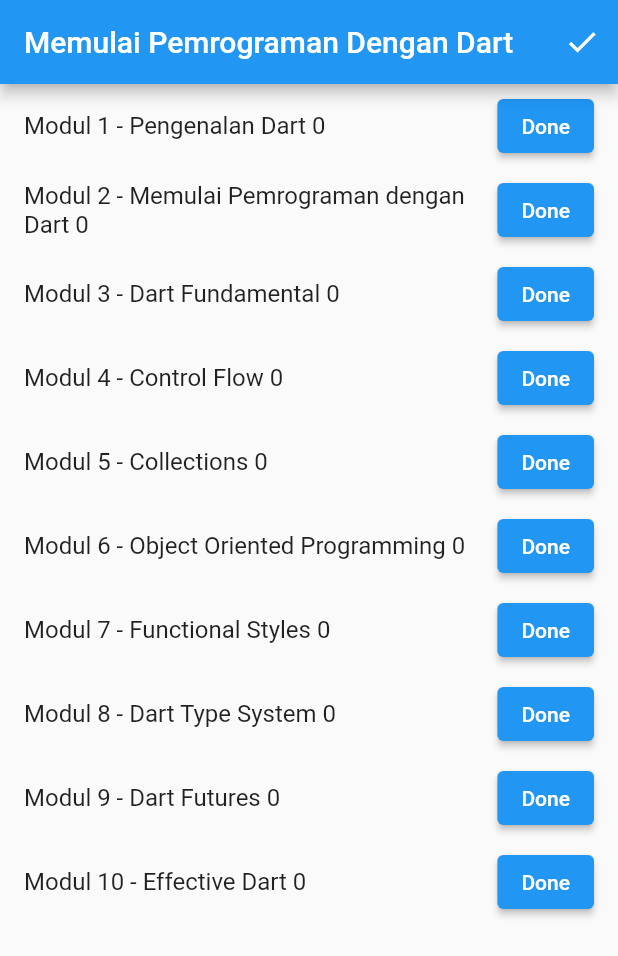
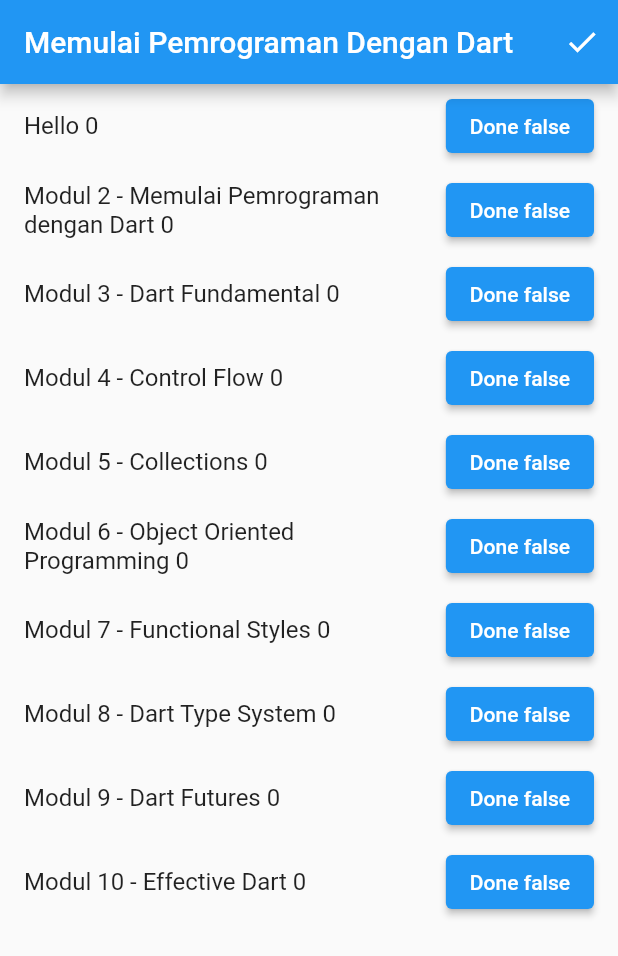
Before and after one commit to Fharhanamrin/latihan-state-management-flutter, a Flutter app: the screen it shows after launch, on a phone screen of 412 x 824 dp. Shown: the top 956 px of the screen. Run offline on Flutter 3.47's test engine with Material 2 defaults, Android fonts, the phone set to English and light mode, and no system bars.

Commit message:
simpan perubahan

```diff
--- a/lib/main.dart
+++ b/lib/main.dart
@@ -1,6 +1,8 @@
 import 'package:flutter/material.dart';
 import 'package:provider/provider.dart';
 import 'done_module_provider.dart';
+import './pages/done_module_list.dart';
+import './pages/module_list.dart';
 
 void main() {
   runApp(MyApp());
@@ -20,6 +22,12 @@ class MyApp extends StatelessWidget {
         home: ModulePage(),
       ),
     );
+    // MultiProvider(
+    //   providers: [
+    //     ChangeNotifierProvider(create: (_) => Counter()),
+    //   ],
+    //   child: const MyApp(),
+    // ),
   }
 }
 
@@ -52,86 +60,3 @@ class _ModulePageState extends State<ModulePage> {
     );
   }
 }
-
-class ModuleList extends StatelessWidget {
-  final List<String> _moduleList = [
-    'Modul 1 - Pengenalan Dart',
-    'Modul 2 - Memulai Pemrograman dengan Dart',
-    'Modul 3 - Dart Fundamental',
-    'Modul 4 - Control Flow',
-    'Modul 5 - Collections',
-    'Modul 6 - Object Oriented Programming',
-    'Modul 7 - Functional Styles',
-    'Modul 8 - Dart Type System',
-    'Modul 9 - Dart Futures',
-    'Modul 10 - Effective Dart',
-  ];
-
-  @override
-  Widget build(BuildContext context) {
-    return ListView.builder(
-      itemCount: _moduleList.length,
-      itemBuilder: (context, index) {
-        return Consumer<DoneModuleProvider>(
-          builder: (context, DoneModuleProvider data, widget) {
-            return ModuleTile(
-              moduleName: _moduleList[index],
-              isDone: data.doneModuleList.contains(_moduleList[index]),
-              onClick: () {
-                data.complete(_moduleList[index]);
-              },
-            );
-          },
-        );
-      },
-    );
-  }
-}
-
-class ModuleTile extends StatelessWidget {
-  final String moduleName;
-  final bool isDone;
-  final Function() onClick;
-
-  ModuleTile({
-    required this.moduleName,
-    required this.isDone,
-    required this.onClick,
-  });
-
-  @override
-  Widget build(BuildContext context) {
-    final doneModuleList =
-        Provider.of<DoneModuleProvider>(context, listen: false).doneModuleList;
-    return ListTile(
-      title: Text("$moduleName ${doneModuleList.length}"),
-      trailing: isDone
-          ? Icon(Icons.done)
-          : ElevatedButton(
-              child: Text('Done'),
-              onPressed: onClick,
-            ),
-    );
-  }
-}
-
-class DoneModuleList extends StatelessWidget {
-  @override
-  Widget build(BuildContext context) {
-    final doneModuleList =
-        Provider.of<DoneModuleProvider>(context, listen: false).doneModuleList;
-    return Scaffold(
-      appBar: AppBar(
-        title: Text('Done Module List'),
-      ),
-      body: ListView.builder(
-        itemBuilder: (context, index) {
-          return ListTile(
-            title: Text(doneModuleList[index]),
-          );
-        },
-        itemCount: doneModuleList.length,
-      ),
-    );
-  }
-}
--- /dev/null
+++ b/lib/pages/module_list.dart
@@ -0,0 +1,66 @@
+import 'package:flutter/material.dart';
+import 'package:provider/provider.dart';
+import './../done_module_provider.dart';
+
+class ModuleList extends StatelessWidget {
+  final List<String> _moduleList = [
+    'Hello',
+    'Modul 2 - Memulai Pemrograman dengan Dart',
+    'Modul 3 - Dart Fundamental',
+    'Modul 4 - Control Flow',
+    'Modul 5 - Collections',
+    'Modul 6 - Object Oriented Programming',
+    'Modul 7 - Functional Styles',
+    'Modul 8 - Dart Type System',
+    'Modul 9 - Dart Futures',
+    'Modul 10 - Effective Dart',
+  ];
+
+  @override
+  Widget build(BuildContext context) {
+    return ListView.builder(
+      itemCount: _moduleList.length,
+      itemBuilder: (context, index) {
+        return Consumer<DoneModuleProvider>(
+          builder: (context, DoneModuleProvider data, widget) {
+            return CardTitle(
+              moduleName: _moduleList[index],
+              isDone: data.doneModuleList.contains(_moduleList[index]),
+              onClick: () {
+                data.complete(_moduleList[index]);
+              },
+            );
+          },
+        );
+      },
+    );
+  }
+}
+
+class CardTitle extends StatelessWidget {
+  final String moduleName;
+  final bool isDone;
+  final Function() onClick;
+
+  CardTitle({
+    required this.moduleName,
+    required this.isDone,
+    required this.onClick,
+  });
+
+  @override
+  Widget build(BuildContext context) {
+    final doneModuleList =
+        Provider.of<DoneModuleProvider>(context, listen: false).doneModuleList;
+    return ListTile(
+      title: Text("$moduleName ${doneModuleList.length}"),
+      trailing: isDone
+          // ? Icon(Icons.done)
+          ? Text("${isDone}")
+          : ElevatedButton(
+              child: Text('Done ${isDone}'),
+              onPressed: onClick,
+            ),
+    );
+  }
+}
```
Also changed, not shown: lib/done_module_provider.dart (+24 -4 lines), lib/pages/done_module_list.dart (added, +59 -0 lines).
